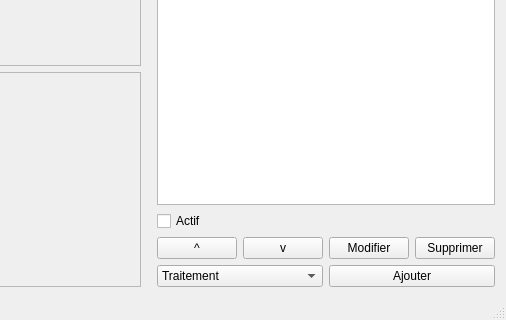
Above: Interface/InterfacePrincipale.ui from gdescomps/HoKo before the change; both pictures show x 459 to 965 and y 180 to 500 of the 965 by 500 pixel window. Below: the same form after it.
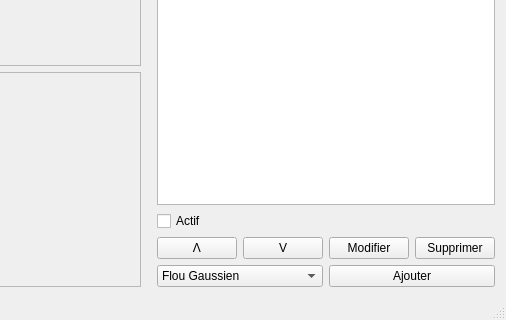
That is the form after the change. Icons and pictures are not drawn.

Commit message: Raccourcis claviers et modification des flêches de déplacement

The edit to the form file:
```diff
--- a/Interface/InterfacePrincipale.ui
+++ b/Interface/InterfacePrincipale.ui
@@ -151,7 +151,10 @@
         <item>
          <widget class="QPushButton" name="pushButton_2">
           <property name="text">
-           <string>^</string>
+           <string>Ʌ</string>
+          </property>
+          <property name="shortcut">
+            <string>Ctrl+Up</string>
           </property>
          </widget>
         </item>
@@ -164,7 +167,10 @@
            </sizepolicy>
           </property>
           <property name="text">
-           <string>v</string>
+           <string>V</string>
+          </property>
+          <property name="shortcut">
+            <string>Ctrl+Down</string>
           </property>
          </widget>
         </item>
@@ -190,7 +196,7 @@
          <widget class="QComboBox" name="choixTraitement">
           <item>
            <property name="text">
-            <string>Traitement</string>
+            <string>Flou Gaussien</string>
            </property>
           </item>
           <item>
```
Left out of the diff: 34 changed lines with no effect on the pictures. The commit also changes 1 other file.
